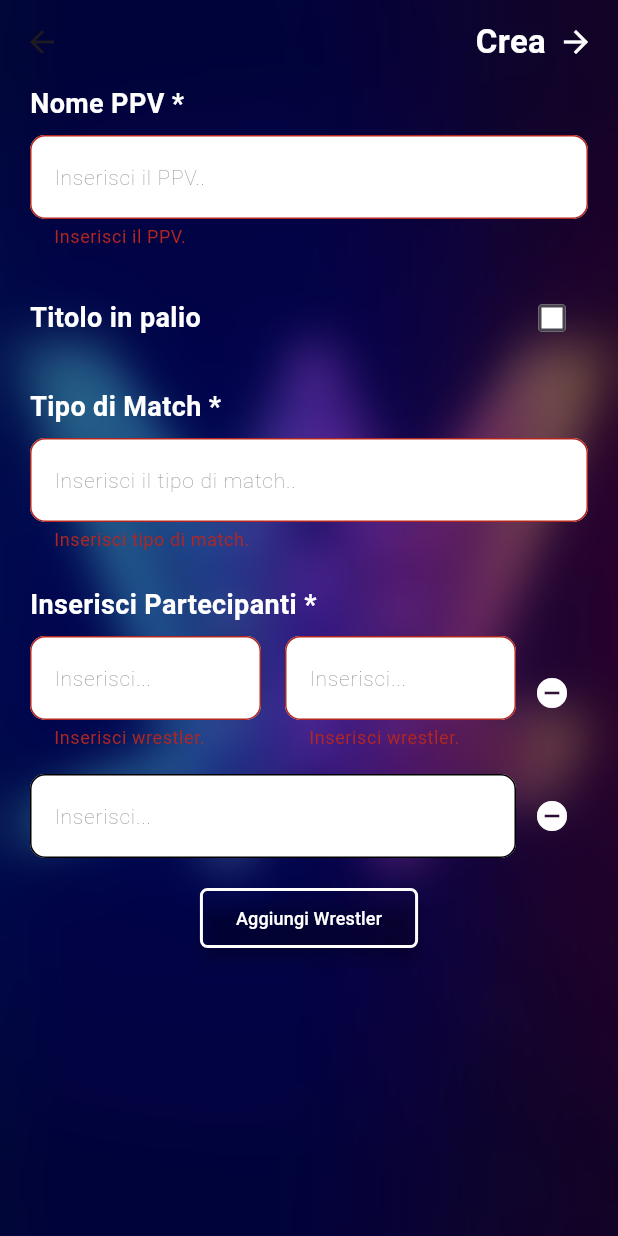
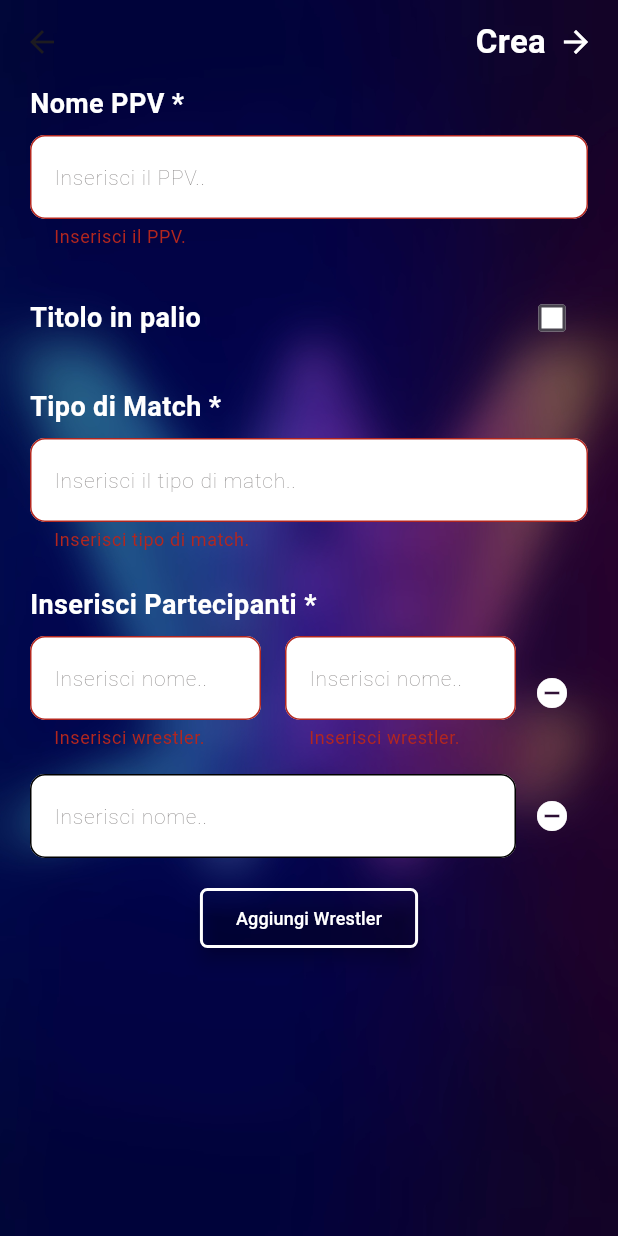
Before and after one commit to morenoboasso/wwe-sus, a Flutter app: the CreateMatchCardPage screen opened by its route, after a tap on "Crea", after a tap on "Aggiungi Wrestler", on a phone screen of 412 x 824 dp. Run offline on Flutter 3.47's test engine with Material 3 defaults, Android fonts, the phone set to English and light mode, and no system bars; drawn by our look-alikes of auto_size_text; our stand-ins replace cloud_firestore, firebase_core, get, get_storage, vibration; accounts and stored records are empty.

Commit message:
minro changes

```diff
--- a/lib/pages/create_match_card_page.dart
+++ b/lib/pages/create_match_card_page.dart
@@ -1,3 +1,4 @@
+import 'package:auto_size_text/auto_size_text.dart';
 import 'package:flutter/material.dart';
 import 'package:wwe_bets/services/db_service.dart';
 import 'package:wwe_bets/style/text_style.dart';
@@ -5,7 +6,7 @@ import 'package:wwe_bets/widgets/create_match_card/ppv_input.dart';
 import 'package:wwe_bets/widgets/create_match_card/title_checkbox.dart';
 import 'package:wwe_bets/widgets/create_match_card/wrestler_input_row.dart';
 import '../widgets/common/input_decoration.dart';
-import '../widgets/common/custom_snackbar.dart';  // Importa il widget
+import '../widgets/common/custom_snackbar.dart';
 
 class CreateMatchCardPage extends StatefulWidget {
   const CreateMatchCardPage({super.key});
@@ -37,9 +38,11 @@ class _CreateMatchCardPageState extends State<CreateMatchCardPage> {
               padding: const EdgeInsets.symmetric(horizontal: 16),
               child: Row(
                 children: [
-                  Text(
+                  AutoSizeText(
                     "Crea",
                     style: MemoText.createMatchCardButton,
+                    minFontSize: 16,
+                    maxLines: 1,
                   ),
                   const SizedBox(width: 8),
                   const Icon(
@@ -192,10 +195,6 @@ class _CreateMatchCardPageState extends State<CreateMatchCardPage> {
       }
 
       List<String> validWrestlers = _getValidWrestlers();
-      if (validWrestlers.isEmpty) {
-        _showErrorSnackbar('Inserisci almeno un partecipante.');
-        return;
-      }
 
       final payperview = _selectedPPV!;
       final title = _showTitleField ? _titleController.text : '';
--- a/lib/widgets/common/input_decoration.dart
+++ b/lib/widgets/common/input_decoration.dart
@@ -2,7 +2,7 @@ import 'package:flutter/material.dart';
 import 'package:wwe_bets/style/text_style.dart';
 
 class InputDecorations {
-  static InputDecoration standard([String hint = 'Inserisci...']) {
+  static InputDecoration standard([String hint = 'Inserisci nome..']) {
     return InputDecoration(
       hintText: hint,
       filled: true,
```
